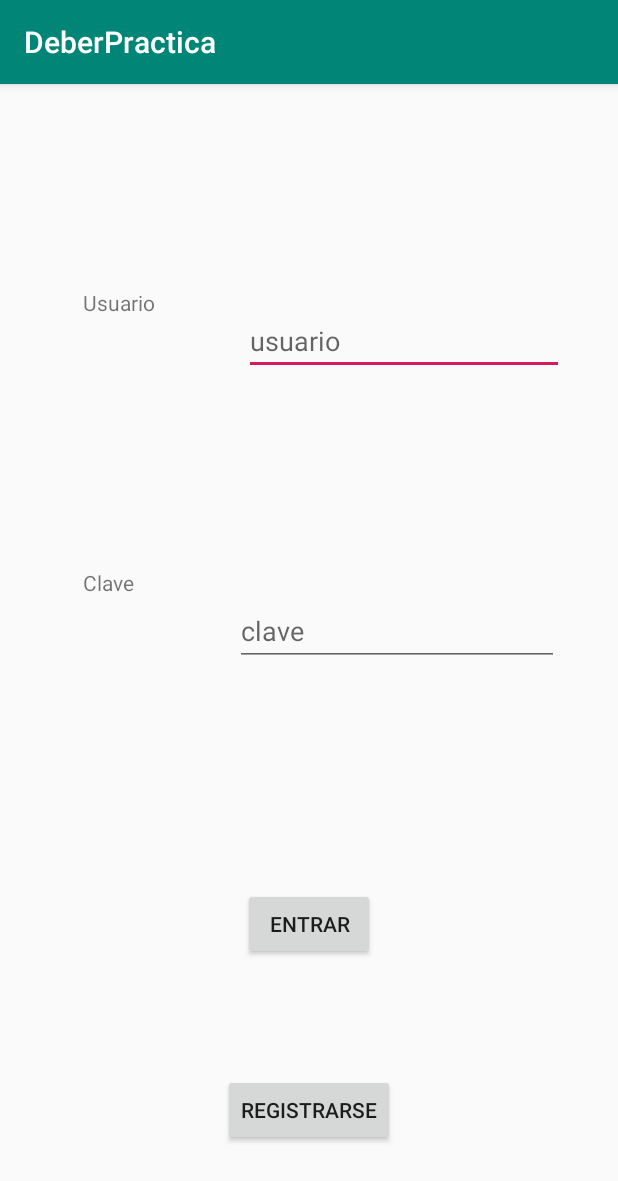
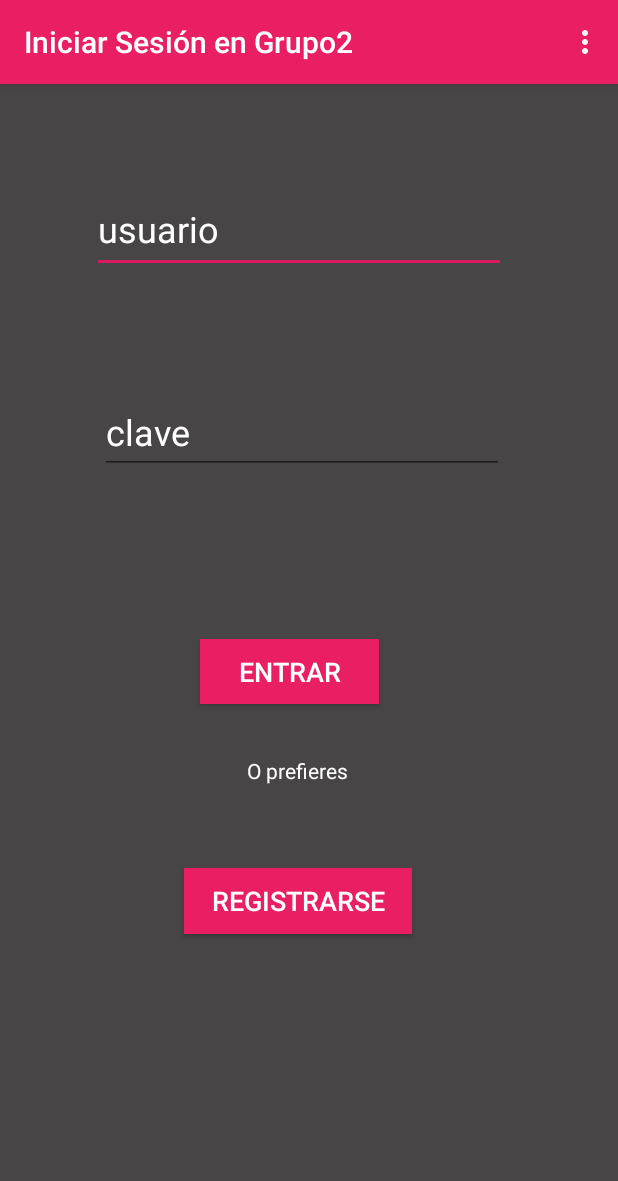
Before and after one commit to erickJKR/OP3, an Android app: the screen it shows after launch (MainActivity), on a phone screen of 412 x 824 dp. Shown: the top 1181 px of the screen. Run offline under Robolectric (Android 15) with nearby library versions, the phone set to English and light mode, and no system bars.

Commit message:
actualizacion diseño y menu

```diff
--- a/ERICKCABRERA/Grupo02-master/app/src/main/java/com/example/deberpractica/MainActivity.java
+++ b/ERICKCABRERA/Grupo02-master/app/src/main/java/com/example/deberpractica/MainActivity.java
@@ -5,6 +5,7 @@ import androidx.appcompat.app.AppCompatActivity;
 import android.content.Intent;
 import android.os.Bundle;
 import android.os.Environment;
+import android.view.Menu;
 import android.view.View;
 import android.widget.Button;
 import android.widget.EditText;
@@ -94,6 +95,12 @@ public class MainActivity extends AppCompatActivity {
             }
         });
     }
-
-
+public void salirApp(View view){
+        finish();
 }
+@Override
+public boolean onCreateOptionsMenu(Menu miMenu){
+getMenuInflater().inflate(R.menu.menu, miMenu);
+return true;
+}
+}
--- a/ERICKCABRERA/Grupo02-master/app/src/main/java/com/example/deberpractica/Registro.java
+++ b/ERICKCABRERA/Grupo02-master/app/src/main/java/com/example/deberpractica/Registro.java
@@ -63,7 +63,7 @@ public class Registro extends AppCompatActivity {
         String [] mes ={"01","02","03","04","05","06","07","08","09","10","11","12"};
         ArrayAdapter <String> adapter1=new ArrayAdapter<String>(this,android.R.layout.simple_spinner_item,mes);
         sp1.setAdapter(adapter1);
-        String [] anio ={"1991","1992","1993","1994","1995","1996","1997","1998","1999","2000","2001","2002","2003","2004","2005","2006","2007","2008","2009","2010","2011","2012","2013","2014","2015","2016","2017","2018","2019","2020"};
+        String [] anio ={"1981","1982","1983","1984","1985","1986","1987","1988","1990","1991","1992","1993","1994","1995","1996","1997","1998","1999","2000","2001","2002","2003","2004","2005","2006","2007","2008","2009"};
         ArrayAdapter <String> adapter2=new ArrayAdapter<String>(this,android.R.layout.simple_spinner_item,anio);
         sp2.setAdapter(adapter2);
 
@@ -128,7 +128,7 @@ public class Registro extends AppCompatActivity {
 
                     }
                     if(contadorCheck<3){
-                        Toast.makeText(Registro.this,"Esligaalmenos 3 asignaturas",Toast.LENGTH_LONG).show();
+                        Toast.makeText(Registro.this,"Escoja al menos 3 asignaturas",Toast.LENGTH_LONG).show();
 
                     }
 
--- a/ERICKCABRERA/Grupo02-master/app/src/main/res/layout/activity_main.xml
+++ b/ERICKCABRERA/Grupo02-master/app/src/main/res/layout/activity_main.xml
@@ -4,74 +4,102 @@
     xmlns:tools="http://schemas.android.com/tools"
     android:layout_width="match_parent"
     android:layout_height="match_parent"
+    android:background="#C4110F0F"
     tools:context=".MainActivity">
 
     <Button
         android:id="@+id/buttonIngreso"
-        android:layout_width="wrap_content"
-        android:layout_height="wrap_content"
-        android:layout_marginBottom="76dp"
+        android:layout_width="119dp"
+        android:layout_height="43dp"
+        android:layout_marginStart="133dp"
+        android:layout_marginTop="44dp"
+        android:layout_marginEnd="159dp"
+        android:layout_marginBottom="26dp"
+        android:background="#E91E63"
+        android:fontFamily="sans-serif-medium"
         android:text="Entrar"
-        app:layout_constraintBottom_toTopOf="@+id/buttonRegistro"
+        android:textColor="#FFFFFF"
+        android:textSize="18sp"
+        app:layout_constraintBottom_toTopOf="@+id/textView2"
         app:layout_constraintEnd_toEndOf="parent"
-        app:layout_constraintStart_toStartOf="parent" />
+        app:layout_constraintHorizontal_bias="1.0"
+        app:layout_constraintStart_toStartOf="parent"
+        app:layout_constraintTop_toBottomOf="@+id/editText2" />
 
     <Button
         android:id="@+id/buttonRegistro"
-        android:layout_width="wrap_content"
-        android:layout_height="wrap_content"
-        android:layout_marginBottom="60dp"
+        android:layout_width="152dp"
+        android:layout_height="44dp"
+        android:layout_marginStart="160dp"
+        android:layout_marginTop="19dp"
+        android:layout_marginEnd="137dp"
+        android:layout_marginBottom="198dp"
+        android:background="#E91E63"
+        android:fontFamily="sans-serif-medium"
         android:text="Registrarse"
+        android:textColor="#FFFFFF"
+        android:textSize="18sp"
         app:layout_constraintBottom_toBottomOf="parent"
         app:layout_constraintEnd_toEndOf="parent"
-        app:layout_constraintStart_toStartOf="parent" />
-
-    <TextView
-        android:id="@+id/textView"
-        android:layout_width="88dp"
-        android:layout_height="38dp"
-        android:layout_marginTop="136dp"
-        android:text="Usuario"
-        app:layout_constraintEnd_toStartOf="@+id/editText"
-        app:layout_constraintHorizontal_bias="0.743"
+        app:layout_constraintHorizontal_bias="1.0"
         app:layout_constraintStart_toStartOf="parent"
-        app:layout_constraintTop_toTopOf="parent" />
-
-    <TextView
-        android:id="@+id/textView2"
-        android:layout_width="78dp"
-        android:layout_height="40dp"
-        android:layout_marginTop="68dp"
-        android:text="Clave"
-        app:layout_constraintBottom_toTopOf="@+id/buttonIngreso"
-        app:layout_constraintEnd_toEndOf="parent"
-        app:layout_constraintHorizontal_bias="0.165"
-        app:layout_constraintStart_toStartOf="parent"
-        app:layout_constraintTop_toBottomOf="@+id/textView"
-        app:layout_constraintVertical_bias="0.317" />
+        app:layout_constraintTop_toBottomOf="@+id/textView2" />
 
     <EditText
         android:id="@+id/editText"
-        android:layout_width="wrap_content"
-        android:layout_height="wrap_content"
-        android:layout_marginEnd="36dp"
+        android:layout_width="276dp"
+        android:layout_height="58dp"
+        android:layout_marginStart="61dp"
+        android:layout_marginTop="64dp"
+        android:layout_marginEnd="88dp"
+        android:layout_marginBottom="37dp"
         android:ems="10"
         android:hint="usuario"
         android:inputType="textPersonName"
+        android:textColorHint="#FFFFFF"
+        android:textSize="24sp"
         app:layout_constraintBottom_toTopOf="@+id/editText2"
         app:layout_constraintEnd_toEndOf="parent"
+        app:layout_constraintHorizontal_bias="0.0"
+        app:layout_constraintStart_toStartOf="parent"
         app:layout_constraintTop_toTopOf="parent" />
 
     <EditText
         android:id="@+id/editText2"
-        android:layout_width="216dp"
-        android:layout_height="46dp"
-        android:layout_marginBottom="148dp"
+        android:layout_width="269dp"
+        android:layout_height="56dp"
+        android:layout_marginStart="75dp"
+        android:layout_marginTop="37dp"
+        android:layout_marginEnd="76dp"
+        android:layout_marginBottom="62dp"
         android:ems="10"
+        android:focusable="auto"
         android:hint="clave"
         android:inputType="textPersonName"
+        android:selectAllOnFocus="true"
+        android:singleLine="false"
+        android:textColor="#FFFFFF"
+        android:textColorHint="#FFFFFF"
+        android:textSize="24sp"
         app:layout_constraintBottom_toTopOf="@+id/buttonIngreso"
         app:layout_constraintEnd_toEndOf="parent"
-        app:layout_constraintHorizontal_bias="0.369"
-        app:layout_constraintStart_toEndOf="@+id/textView2" />
+        app:layout_constraintHorizontal_bias="1.0"
+        app:layout_constraintStart_toStartOf="parent"
+        app:layout_constraintTop_toBottomOf="@+id/editText"
+        tools:visibility="visible" />
+
+    <TextView
+        android:id="@+id/textView2"
+        android:layout_width="wrap_content"
+        android:layout_height="wrap_content"
+        android:layout_marginTop="5dp"
+        android:layout_marginEnd="180dp"
+        android:layout_marginBottom="32dp"
+        android:text="O prefieres"
+        android:textColor="#FFFFFF"
+        app:layout_constraintBottom_toTopOf="@+id/buttonRegistro"
+        app:layout_constraintEnd_toEndOf="parent"
+        app:layout_constraintHorizontal_bias="1.0"
+        app:layout_constraintStart_toStartOf="parent"
+        app:layout_constraintTop_toBottomOf="@+id/buttonIngreso" />
 </androidx.constraintlayout.widget.ConstraintLayout>
--- a/ERICKCABRERA/Grupo02-master/app/src/main/res/layout/activity_registro.xml
+++ b/ERICKCABRERA/Grupo02-master/app/src/main/res/layout/activity_registro.xml
@@ -4,6 +4,7 @@
     xmlns:tools="http://schemas.android.com/tools"
     android:layout_width="match_parent"
     android:layout_height="match_parent"
+    android:background="#C4110F0F"
     tools:context=".Registro">
 
     <Spinner
@@ -32,13 +33,15 @@
             android:id="@+id/radioButton"
             android:layout_width="wrap_content"
             android:layout_height="wrap_content"
-            android:text="Hombre" />
+            android:text="Hombre"
+            android:textColor="#FFFFFF" />
 
         <RadioButton
             android:id="@+id/radioButton2"
             android:layout_width="wrap_content"
             android:layout_height="wrap_content"
-            android:text="Mujer" />
+            android:text="Mujer"
+            android:textColor="#FFFFFF" />
     </RadioGroup>
 
     <Spinner
@@ -64,6 +67,7 @@
         android:layout_width="127dp"
         android:layout_height="31dp"
         android:text="Ciencias"
+        android:textColor="#FFFFFF"
         app:layout_constraintStart_toEndOf="@+id/checkBox3"
         app:layout_constraintTop_toBottomOf="@+id/checkBox2" />
 
@@ -73,7 +77,8 @@
         android:layout_height="35dp"
         android:layout_marginStart="108dp"
         android:layout_marginBottom="40dp"
-        android:text="Switch"
+        android:text="Es becado?"
+        android:textColor="#FFFFFF"
         app:layout_constraintBottom_toBottomOf="parent"
         app:layout_constraintStart_toStartOf="parent" />
 
@@ -85,6 +90,8 @@
         android:ems="10"
         android:hint="email"
         android:inputType="textEmailAddress"
+        android:textColor="#FFFFFF"
+        android:textColorHint="#FFFFFF"
         app:layout_constraintStart_toStartOf="parent"
         app:layout_constraintTop_toBottomOf="@+id/editText7" />
 
@@ -95,6 +102,8 @@
         android:ems="10"
         android:hint="telefono"
         android:inputType="phone"
+        android:textColor="#FFFFFF"
+        android:textColorHint="#FFFFFF"
         app:layout_constraintEnd_toEndOf="parent"
         app:layout_constraintStart_toEndOf="@+id/editText3"
         app:layout_constraintTop_toBottomOf="@+id/editText8" />
@@ -108,6 +117,7 @@
         android:ems="10"
         android:hint="usuario"
         android:inputType="textPersonName"
+        android:textColorHint="#FFFFFF"
         app:layout_constraintStart_toStartOf="parent"
         app:layout_constraintTop_toTopOf="parent" />
 
@@ -119,6 +129,8 @@
         android:ems="10"
         android:hint="clave"
         android:inputType="textPersonName"
+        android:textColor="#FFFFFF"
+        android:textColorHint="#FFFFFF"
         app:layout_constraintEnd_toEndOf="parent"
         app:layout_constraintHorizontal_bias="0.4"
         app:layout_constraintStart_toEndOf="@+id/editText5"
@@ -131,6 +143,8 @@
         android:ems="10"
         android:hint="nombre"
         android:inputType="textPersonName"
+        android:textColor="#FFFFFF"
+        android:textColorHint="#FFFFFF"
         app:layout_constraintEnd_toStartOf="@+id/editText8"
         app:layout_constraintHorizontal_bias="0.641"
         app:layout_constraintStart_toStartOf="parent"
@@ -144,6 +158,8 @@
         android:ems="10"
         android:hint="apellido"
         android:inputType="textPersonName"
+        android:textColor="#FFFFFF"
+        android:textColorHint="#FFFFFF"
         app:layout_constraintEnd_toEndOf="parent"
         app:layout_constraintTop_toBottomOf="@+id/editText6" />
 
@@ -153,6 +169,7 @@
         android:layout_height="32dp"
         android:layout_marginTop="328dp"
         android:text="Filosofia"
+        android:textColor="#FFFFFF"
         app:layout_constraintStart_toEndOf="@+id/checkBox5"
         app:layout_constraintTop_toTopOf="parent" />
 
@@ -162,6 +179,7 @@
         android:layout_height="32dp"
         android:layout_marginStart="128dp"
         android:text="Informatica"
+        android:textColor="#FFFFFF"
         app:layout_constraintStart_toStartOf="parent"
         app:layout_constraintTop_toBottomOf="@+id/checkBox3" />
 
@@ -172,6 +190,7 @@
         android:layout_marginStart="60dp"
         android:layout_marginTop="328dp"
         android:text="Deporte"
+        android:textColor="#FFFFFF"
         app:layout_constraintStart_toStartOf="parent"
         app:layout_constraintTop_toTopOf="parent" />
 
@@ -181,6 +200,7 @@
         android:layout_height="29dp"
         android:layout_marginStart="60dp"
         android:text="Matematicas"
+        android:textColor="#FFFFFF"
         app:layout_constraintStart_toStartOf="parent"
         app:layout_constraintTop_toBottomOf="@+id/checkBox5" />
 
@@ -196,7 +216,9 @@
         android:layout_width="wrap_content"
         android:layout_height="wrap_content"
         android:layout_marginBottom="40dp"
+        android:background="#E91E63"
         android:text="Registrar"
+        android:textColor="#FFFFFF"
         app:layout_constraintBottom_toBottomOf="parent"
         app:layout_constraintEnd_toEndOf="parent"
         app:layout_constraintHorizontal_bias="0.52"
--- /dev/null
+++ b/ERICKCABRERA/Grupo02-master/app/src/main/res/layout/toolbar.xml
@@ -0,0 +1,6 @@
+<?xml version="1.0" encoding="utf-8"?>
+<LinearLayout xmlns:android="http://schemas.android.com/apk/res/android"
+    android:orientation="vertical" android:layout_width="match_parent"
+    android:layout_height="match_parent">
+
+</LinearLayout>
--- /dev/null
+++ b/ERICKCABRERA/Grupo02-master/app/src/main/res/menu/menu.xml
@@ -0,0 +1,14 @@
+<?xml version="1.0" encoding="utf-8"?>
+<menu xmlns:android="http://schemas.android.com/apk/res/android"
+    xmlns:tools="http://schemas.android.com/tools"
+    tools:context=".MainActivity">
+
+    <item android:id="@+id/login"
+        android:title="Login"/>
+
+    <item android:id="@+id/salir"
+        android:title="Cerrar App"/>
+
+
+
+</menu>
--- a/ERICKCABRERA/Grupo02-master/app/src/main/res/values/colors.xml
+++ b/ERICKCABRERA/Grupo02-master/app/src/main/res/values/colors.xml
@@ -1,6 +1,6 @@
 <?xml version="1.0" encoding="utf-8"?>
 <resources>
-    <color name="colorPrimary">#008577</color>
+    <color name="colorPrimary">#FFE91E63</color>
     <color name="colorPrimaryDark">#00574B</color>
     <color name="colorAccent">#D81B60</color>
 </resources>
```
Also changed, not shown: ERICKCABRERA/Grupo02-master/app/src/main/AndroidManifest.xml (+13 -3 lines).
